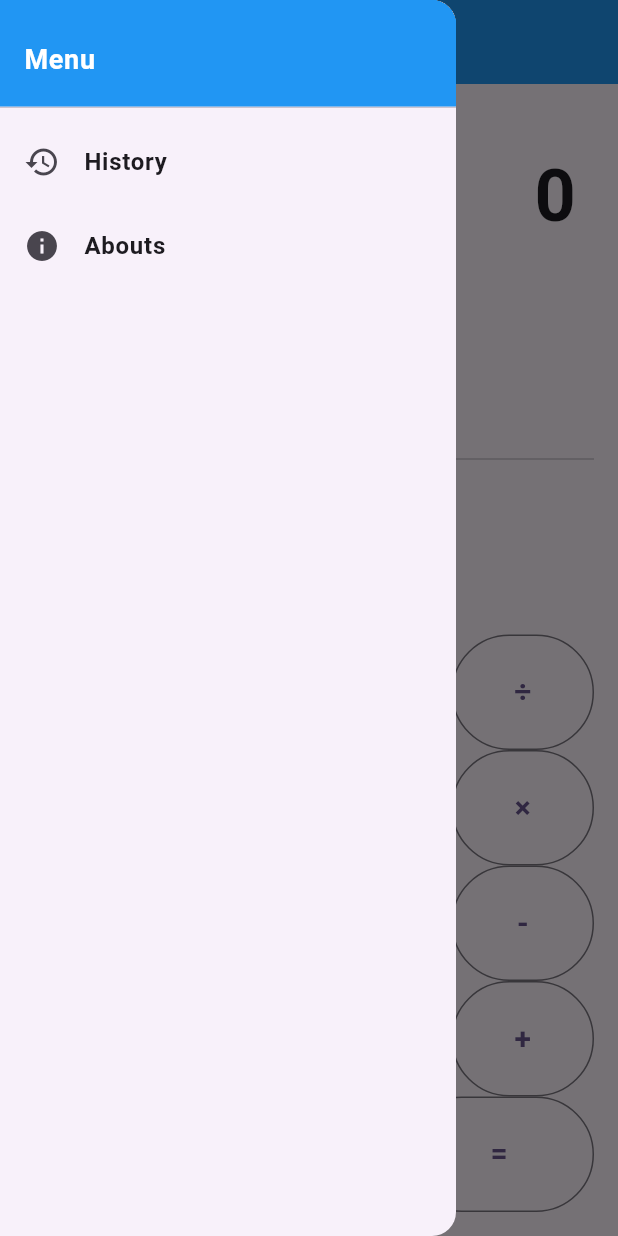
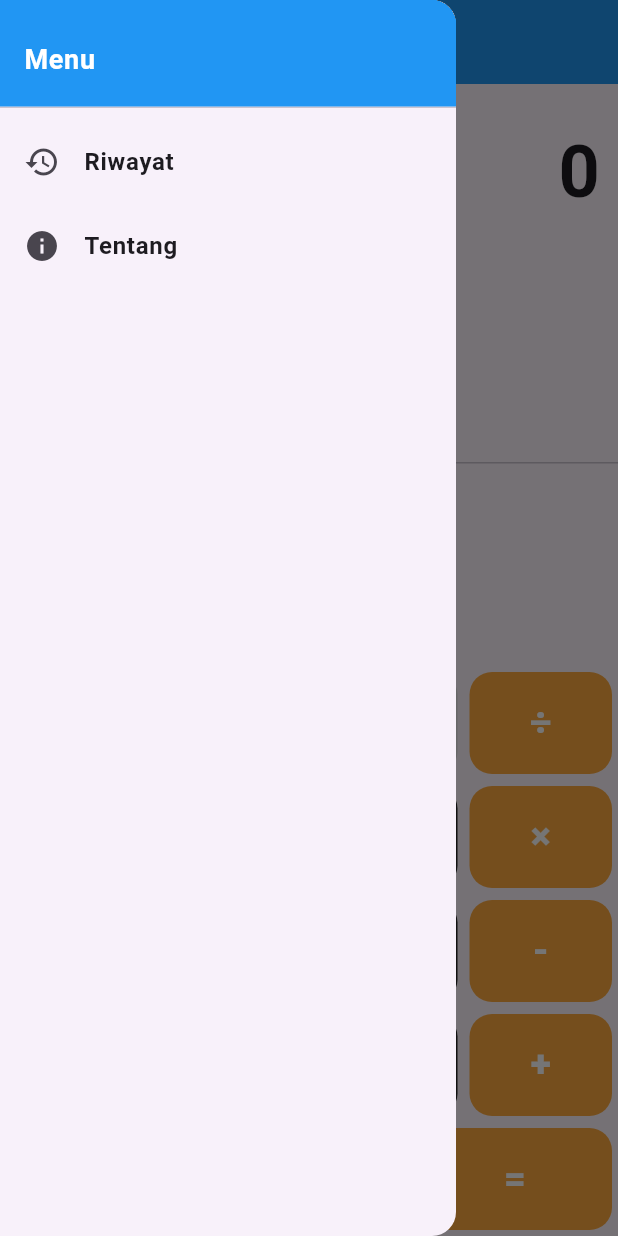
Before and after one commit to rifki20-pro/myapp, a Flutter app: the screen it shows after launch, with the side drawer open, on a phone screen of 412 x 824 dp. Run offline on Flutter 3.47's test engine with Material 3 defaults, Android fonts, the phone set to English and light mode, and no system bars.

Commit message:
modified:   lib/main.dart 	modified:   lib/main.dart

```diff
--- a/lib/main.dart
+++ b/lib/main.dart
@@ -1,4 +1,5 @@
 import 'package:flutter/material.dart';
+import 'package:flutter/widgets.dart';
 
 void main() {
   runApp(const MyApp());
@@ -7,11 +8,10 @@ void main() {
 class MyApp extends StatelessWidget {
   const MyApp({super.key});
 
-  // This widget is the root of your application.
   @override
   Widget build(BuildContext context) {
     return MaterialApp(
-      title: 'Calculator',
+      title: 'Kalkulator',
       theme: ThemeData(
         colorScheme: ColorScheme.fromSeed(seedColor: Colors.deepPurple),
         useMaterial3: true,
@@ -40,18 +40,11 @@ class _CalculatorHomePageState extends State<CalculatorHomePage> {
   List<String> history = [];
 
   void buttonPressed(String buttonText) {
-    if (buttonText == "CLEAR") {
+    if (buttonText == "AC") {
       _output = "0";
       num1 = 0.0;
       num2 = 0.0;
       operand = "";
-    } else if (buttonText == "DELETE") {
-      if (_output.isNotEmpty) {
-        _output = _output.substring(0, _output.length - 1);
-        if (_output.isEmpty) {
-          _output = "0";
-        }
-      }
     } else if (buttonText == "+" ||
         buttonText == "-" ||
         buttonText == "÷" ||
@@ -96,32 +89,48 @@ class _CalculatorHomePageState extends State<CalculatorHomePage> {
       num1 = 0.0;
       num2 = 0.0;
       operand = "";
+    } else if (buttonText == "%") {
+      _output = (double.parse(output) / 100).toString();
+    } else if (buttonText == "+/-") {
+      _output = (double.parse(output) * -1).toString();
     } else {
       _output = _output + buttonText;
     }
 
     setState(() {
-      // Update here: Remove .0 if the number is an integer
       output = double.parse(_output) == double.parse(_output).toInt()
           ? double.parse(_output).toInt().toString()
           : double.parse(_output).toString();
     });
   }
 
-  Widget buildButton(String buttonText) {
+  Widget buildButton(String buttonText, Color buttonColor, Color textColor) {
     return Expanded(
-      child: OutlinedButton(
-        style: OutlinedButton.styleFrom(
-          padding: const EdgeInsets.all(24.0),
+      child: Container(
+        margin: const EdgeInsets.all(
+            4.0), // Mengatur margin untuk spacing antara tombol
+        child: ElevatedButton(
+          style: ElevatedButton.styleFrom(
+            backgroundColor:
+                buttonColor, // Mengatur warna latar belakang tombol
+            padding: const EdgeInsets.all(
+                16.0), // Mengatur padding untuk ukuran tombol lebih kecil
+            shape: RoundedRectangleBorder(
+              borderRadius: BorderRadius.circular(
+                  15.0), // Mengatur border radius untuk tombol kotak
+            ),
+            elevation: 0,
           ),
           child: Text(
             buttonText,
-          style: const TextStyle(
-            fontSize: 20.0,
-            fontWeight: FontWeight.bold,
+            style: TextStyle(
+              fontSize: 25.0,
+              fontWeight: FontWeight.w800,
+              color: textColor,
             ),
           ),
           onPressed: () => buttonPressed(buttonText),
+        ),
       ),
     );
   }
@@ -132,16 +141,16 @@ class _CalculatorHomePageState extends State<CalculatorHomePage> {
       builder: (BuildContext context) {
         return AlertDialog(
           title: const Text('Confirm'),
-          content: const Text('Are you sure you want to clear the history?'),
+          content: const Text('Apakah Anda yakin ingin menghapus riwayat?'),
           actions: <Widget>[
             TextButton(
-              child: const Text('Cancel'),
+              child: const Text('Tidak'),
               onPressed: () {
                 Navigator.of(context).pop();
               },
             ),
             TextButton(
-              child: const Text('Clear'),
+              child: const Text('Ya'),
               onPressed: () {
                 setState(() {
                   history.clear();
@@ -161,7 +170,7 @@ class _CalculatorHomePageState extends State<CalculatorHomePage> {
       key: _scaffoldKey,
       appBar: AppBar(
         title: const Text(
-          'Calculator',
+          'Kalkulator',
           style: TextStyle(
             fontWeight: FontWeight.bold,
             color: Colors.white,
@@ -216,7 +225,7 @@ class _CalculatorHomePageState extends State<CalculatorHomePage> {
               contentPadding:
                   EdgeInsets.symmetric(horizontal: 16.0, vertical: 0.0),
               title: const Text(
-                'History',
+                'Riwayat',
                 style: TextStyle(
                   fontSize: 16.0,
                   fontWeight: FontWeight.bold,
@@ -230,7 +239,7 @@ class _CalculatorHomePageState extends State<CalculatorHomePage> {
                     return AlertDialog(
                       title: Center(
                         child: Text(
-                          'History',
+                          'Riwayat',
                           style: TextStyle(
                             fontSize: 18.0,
                             fontWeight: FontWeight.bold,
@@ -259,7 +268,7 @@ class _CalculatorHomePageState extends State<CalculatorHomePage> {
                       ),
                       actions: <Widget>[
                         TextButton(
-                          child: const Text('Clear History'),
+                          child: const Text('Hapus Riwayat'),
                           onPressed: () {
                             setState(() {
                               Navigator.of(context).pop();
@@ -268,7 +277,7 @@ class _CalculatorHomePageState extends State<CalculatorHomePage> {
                           },
                         ),
                         TextButton(
-                          child: const Text('Close'),
+                          child: const Text('Tutup'),
                           onPressed: () {
                             Navigator.of(context).pop();
                           },
@@ -284,7 +293,7 @@ class _CalculatorHomePageState extends State<CalculatorHomePage> {
               contentPadding:
                   EdgeInsets.symmetric(horizontal: 16.0, vertical: 0.0),
               title: const Text(
-                'Abouts',
+                'Tentang',
                 style: TextStyle(
                   fontSize: 16.0,
                   fontWeight: FontWeight.bold,
@@ -297,7 +306,7 @@ class _CalculatorHomePageState extends State<CalculatorHomePage> {
                   builder: (BuildContext context) {
                     return AlertDialog(
                       title: Text(
-                        'About',
+                        'Tentang Aplikasi',
                         style: TextStyle(
                           fontSize: 18.0,
                           fontWeight: FontWeight.bold,
@@ -320,7 +329,7 @@ class _CalculatorHomePageState extends State<CalculatorHomePage> {
                       ),
                       actions: <Widget>[
                         TextButton(
-                          child: const Text('Close'),
+                          child: const Text('Tutup'),
                           onPressed: () {
                             Navigator.of(context).pop();
                           },
@@ -334,9 +343,7 @@ class _CalculatorHomePageState extends State<CalculatorHomePage> {
           ],
         ),
       ),
-      body: Container(
-        padding: const EdgeInsets.all(16.0),
-        child: Column(
+      body: Column(
         children: <Widget>[
           Container(
             alignment: Alignment.centerRight,
@@ -359,48 +366,61 @@ class _CalculatorHomePageState extends State<CalculatorHomePage> {
             children: [
               Row(
                 children: [
-                    buildButton("7"),
-                    buildButton("8"),
-                    buildButton("9"),
-                    buildButton("÷"),
+                  buildButton("AC", Colors.grey[300]!,
+                      Colors.black), // Tombol AC dengan warna grey
+                  buildButton("%", Colors.grey[300]!,
+                      Colors.black), // Tombol % dengan warna grey
+                  buildButton("+/-", Colors.grey[300]!,
+                      Colors.black), // Tombol +/-, warna grey
+                  buildButton("÷", Colors.orangeAccent, Colors.white),
                 ],
               ),
               Row(
                 children: [
-                    buildButton("4"),
-                    buildButton("5"),
-                    buildButton("6"),
-                    buildButton("×"),
+                  buildButton(
+                      "7", Color.fromARGB(255, 37, 37, 37), Colors.white),
+                  buildButton(
+                      "8", Color.fromARGB(255, 37, 37, 37), Colors.white),
+                  buildButton(
+                      "9", Color.fromARGB(255, 37, 37, 37), Colors.white),
+                  buildButton("×", Colors.orangeAccent, Colors.white),
                 ],
               ),
               Row(
                 children: [
-                    buildButton("1"),
-                    buildButton("2"),
-                    buildButton("3"),
-                    buildButton("-"),
+                  buildButton(
+                      "4", Color.fromARGB(255, 37, 37, 37), Colors.white),
+                  buildButton(
+                      "5", Color.fromARGB(255, 37, 37, 37), Colors.white),
+                  buildButton(
+                      "6", Color.fromARGB(255, 37, 37, 37), Colors.white),
+                  buildButton("-", Colors.orangeAccent, Colors.white),
                 ],
               ),
               Row(
                 children: [
-                    buildButton("."),
-                    buildButton("0"),
-                    buildButton("00"),
-                    buildButton("+"),
+                  buildButton(
+                      "1", Color.fromARGB(255, 37, 37, 37), Colors.white),
+                  buildButton(
+                      "2", Color.fromARGB(255, 37, 37, 37), Colors.white),
+                  buildButton(
+                      "3", Color.fromARGB(255, 37, 37, 37), Colors.white),
+                  buildButton("+", Colors.orangeAccent, Colors.white),
                 ],
               ),
               Row(
                 children: [
-                    buildButton("CLEAR"),
-                    buildButton("DELETE"),
-                    buildButton("="),
+                  buildButton(
+                      "0", Color.fromARGB(255, 37, 37, 37), Colors.white),
+                  buildButton(
+                      ",", Color.fromARGB(255, 37, 37, 37), Colors.white),
+                  buildButton("=", Colors.orangeAccent, Colors.white),
                 ],
               ),
             ],
           ),
         ],
       ),
-      ),
     );
   }
 }
```
Lines whose indentation alone changed are shown as unchanged.
